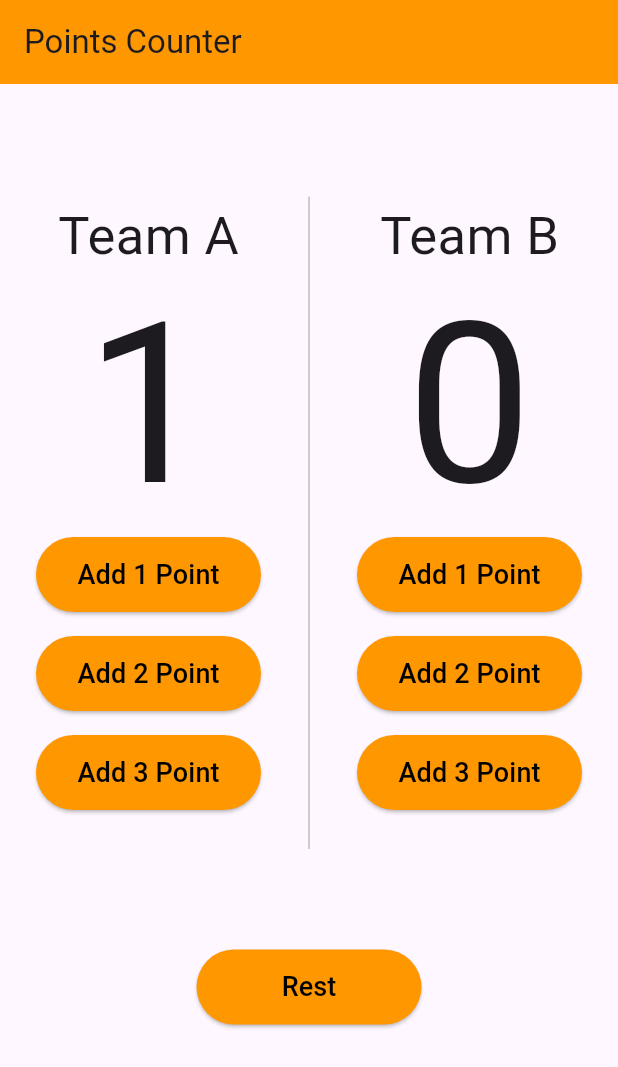
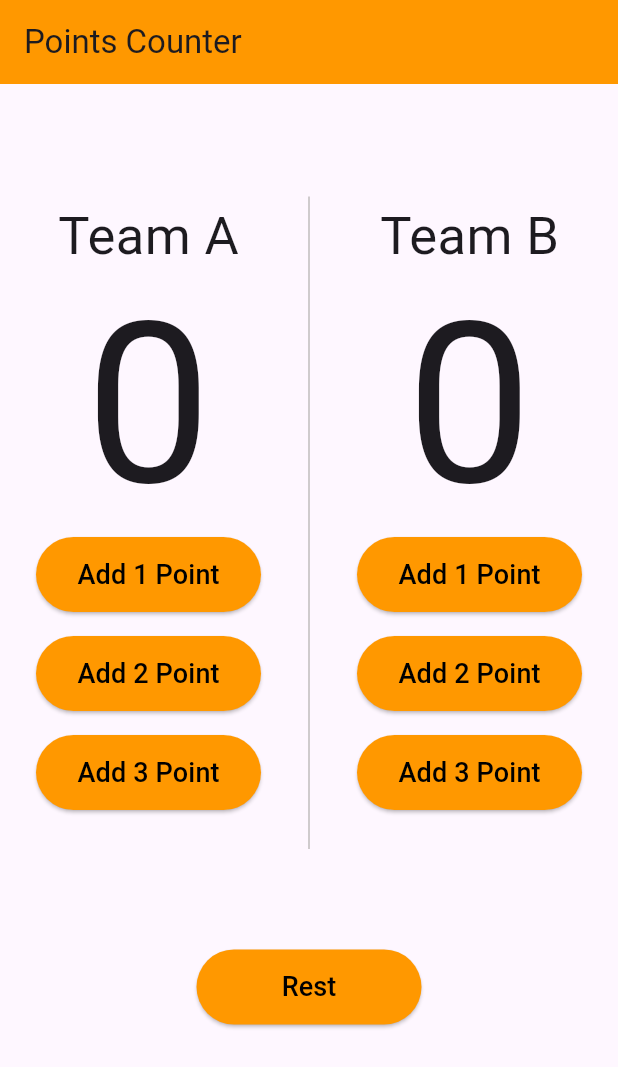
Before and after one commit to abdelazizh17/basketball_points, a Flutter app: the screen it shows after launch, after a tap on "Add 1 Point", on a phone screen of 412 x 824 dp. Shown: the top 1067 px of the screen. Run offline on Flutter 3.47's test engine with Material 3 defaults, Android fonts, the phone set to English and light mode, and no system bars; our stand-ins replace flutter_bloc.

```diff
--- a/lib/main.dart
+++ b/lib/main.dart
@@ -1,4 +1,7 @@
+import 'package:first_project/cubit/counter_cubit.dart';
 import 'package:flutter/material.dart';
+import 'package:flutter_bloc/flutter_bloc.dart';
+
 void main() {
   runApp(const PointsCounter());
 }
@@ -18,9 +21,22 @@ class _PointsCounterState extends State<PointsCounter> {
 
   @override
   Widget build(BuildContext context) {
-    return MaterialApp(
+    return BlocProvider(
+      create: (context) =>CounterCubit(),
+      child: const MaterialApp(
         debugShowCheckedModeBanner: false,
-      home: Scaffold(
+        home: HomePage(),
+      ),
+    );
+  }
+}
+
+class HomePage extends StatelessWidget {
+  const HomePage({super.key});
+
+  @override
+  Widget build(BuildContext context) {
+    return Scaffold(
       appBar: AppBar(
         backgroundColor: Colors.orange,
         title: const Text('Points Counter'),
@@ -41,9 +57,9 @@ class _PointsCounterState extends State<PointsCounter> {
                       fontSize: 35,
                     ),
                   ),
-                    Text(
-                      '$teamAPoints',
-                      style: const TextStyle(
+                  const Text(
+                    '0',
+                    style: TextStyle(
                       height: 0,
                       fontSize: 150,
                     ),
@@ -53,11 +69,7 @@ class _PointsCounterState extends State<PointsCounter> {
                       backgroundColor: Colors.orange,
                       minimumSize: const Size(150, 50),
                     ),
-                      onPressed: () {
-                        setState(() {
-                          teamAPoints++;
-                        });
-                      },
+                    onPressed: () {},
                     child: const Text(
                       'Add 1 Point',
                       style: TextStyle(
@@ -74,11 +86,7 @@ class _PointsCounterState extends State<PointsCounter> {
                       backgroundColor: Colors.orange,
                       minimumSize: const Size(150, 50),
                     ),
-                      onPressed: () {
-                        setState(() {
-                          teamAPoints += 2;
-                        });
-                      },
+                    onPressed: () {},
                     child: const Text(
                       'Add 2 Point',
                       style: TextStyle(
@@ -95,11 +103,7 @@ class _PointsCounterState extends State<PointsCounter> {
                       backgroundColor: Colors.orange,
                       minimumSize: const Size(150, 50),
                     ),
-                      onPressed: () {
-                        setState(() {
-                          teamAPoints += 3;
-                        });
-                      },
+                    onPressed: () {},
                     child: const Text(
                       'Add 3 Point',
                       style: TextStyle(
@@ -127,9 +131,9 @@ class _PointsCounterState extends State<PointsCounter> {
                       fontSize: 35,
                     ),
                   ),
-                    Text(
-                      '$teamBPoints',
-                      style: const TextStyle(
+                  const Text(
+                    '0',
+                    style: TextStyle(
                       height: 0,
                       fontSize: 150,
                     ),
@@ -139,11 +143,7 @@ class _PointsCounterState extends State<PointsCounter> {
                       backgroundColor: Colors.orange,
                       minimumSize: const Size(150, 50),
                     ),
-                      onPressed: () {
-                        setState(() {
-                          teamBPoints++;
-                        });
-                      },
+                    onPressed: () {},
                     child: const Text(
                       'Add 1 Point',
                       style: TextStyle(
@@ -160,11 +160,7 @@ class _PointsCounterState extends State<PointsCounter> {
                       backgroundColor: Colors.orange,
                       minimumSize: const Size(150, 50),
                     ),
-                      onPressed: () {
-                        setState(() {
-                          teamBPoints += 2;
-                        });
-                      },
+                    onPressed: () {},
                     child: const Text(
                       'Add 2 Point',
                       style: TextStyle(
@@ -181,11 +177,7 @@ class _PointsCounterState extends State<PointsCounter> {
                       backgroundColor: Colors.orange,
                       minimumSize: const Size(150, 50),
                     ),
-                      onPressed: () {
-                        setState(() {
-                          teamBPoints += 3;
-                        });
-                      },
+                    onPressed: () {},
                     child: const Text(
                       'Add 3 Point',
                       style: TextStyle(
@@ -204,12 +196,7 @@ class _PointsCounterState extends State<PointsCounter> {
               backgroundColor: Colors.orange,
               minimumSize: const Size(150, 50),
             ),
-              onPressed: () {
-                setState(() {
-                  teamAPoints = 0;
-                  teamBPoints = 0;
-                });
-              },
+            onPressed: () {},
             child: const Text(
               'Rest',
               style: TextStyle(
@@ -223,7 +210,6 @@ class _PointsCounterState extends State<PointsCounter> {
           ),
         ],
       ),
-      ),
     );
   }
 }
```
Lines whose indentation alone changed are shown as unchanged.
